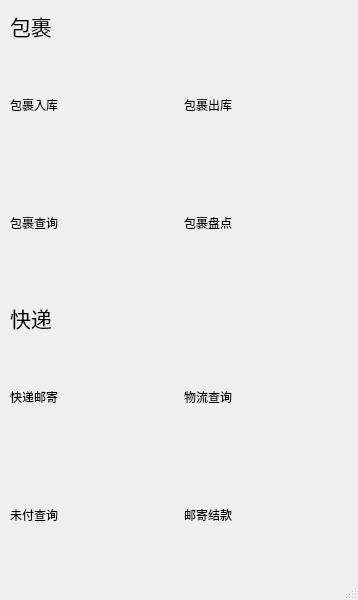
Before: the Qt Designer form mainwindow.ui in sg-first/Express-System, drawn with Qt 5.
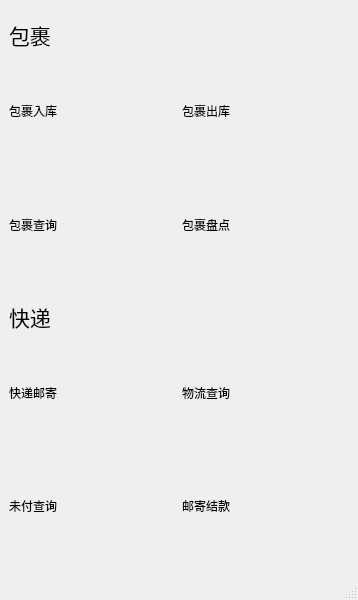
After: the same form once the commit is applied.

```diff
--- a/mainwindow.ui
+++ b/mainwindow.ui
@@ -14,15 +14,24 @@
    <string>MainWindow</string>
   </property>
   <widget class="QWidget" name="centralwidget">
-   <widget class="QWidget" name="">
-    <property name="geometry">
-     <rect>
-      <x>10</x>
-      <y>10</y>
-      <width>341</width>
-      <height>561</height>
-     </rect>
-    </property>
+   <layout class="QVBoxLayout" name="verticalLayout_2">
+    <item>
+     <spacer name="verticalSpacer_2">
+      <property name="orientation">
+       <enum>Qt::Vertical</enum>
+      </property>
+      <property name="sizeType">
+       <enum>QSizePolicy::Minimum</enum>
+      </property>
+      <property name="sizeHint" stdset="0">
+       <size>
+        <width>20</width>
+        <height>10</height>
+       </size>
+      </property>
+     </spacer>
+    </item>
+    <item>
     <layout class="QVBoxLayout" name="verticalLayout">
      <item>
       <layout class="QGridLayout" name="gridLayout">
@@ -188,7 +197,24 @@
       </layout>
      </item>
     </layout>
-   </widget>
+    </item>
+    <item>
+     <spacer name="verticalSpacer_3">
+      <property name="orientation">
+       <enum>Qt::Vertical</enum>
+      </property>
+      <property name="sizeType">
+       <enum>QSizePolicy::Minimum</enum>
+      </property>
+      <property name="sizeHint" stdset="0">
+       <size>
+        <width>20</width>
+        <height>10</height>
+       </size>
+      </property>
+     </spacer>
+    </item>
+   </layout>
   </widget>
   <widget class="QStatusBar" name="statusbar"/>
  </widget>
```
Left out of the diff: 52 changed lines with no effect on the pictures. Lines whose indentation alone changed are shown as unchanged.
